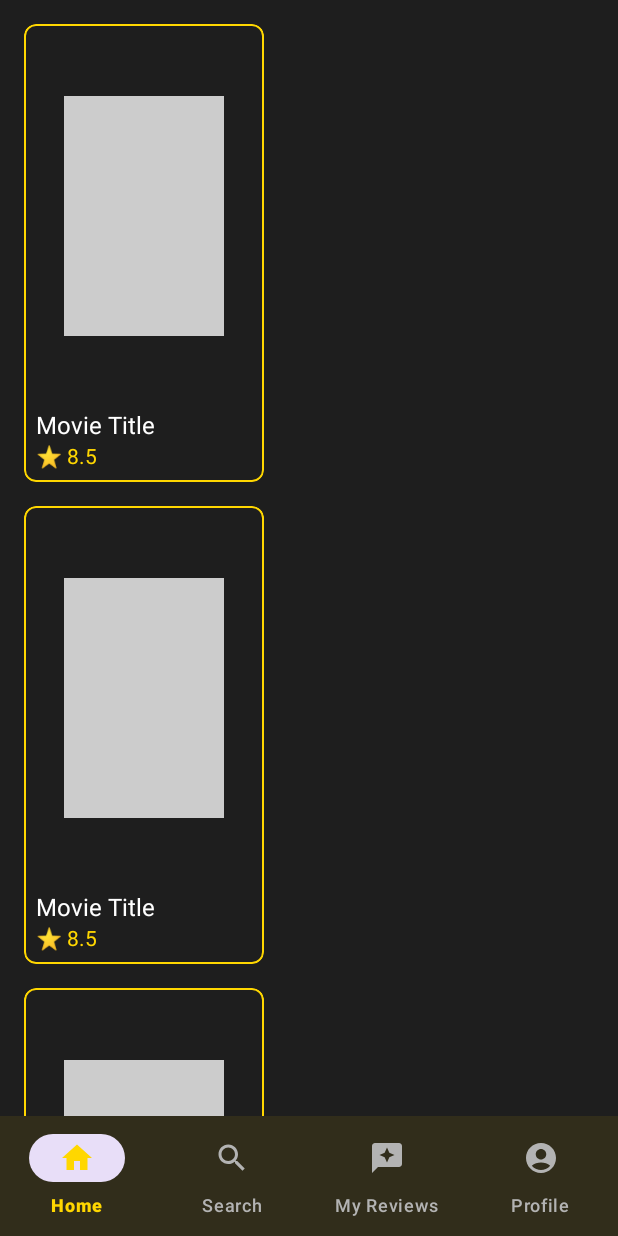
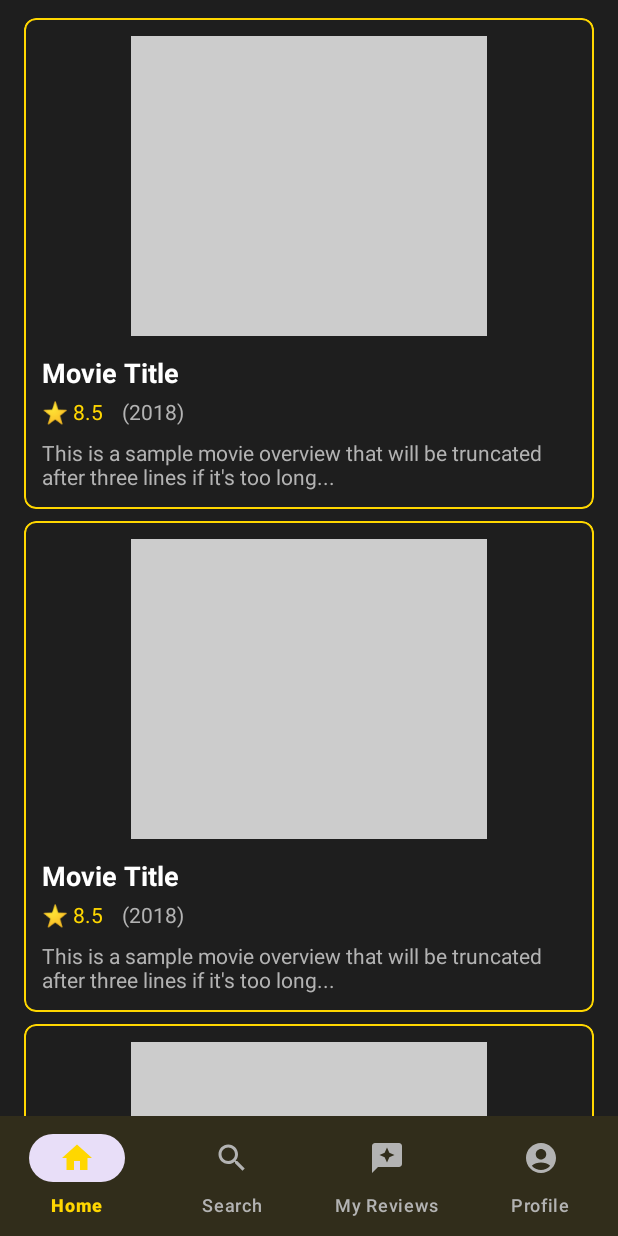
Before and after one commit to turatotoni/FilmApp, an Android app: the layout activity_home.xml on its own in the app's theme, with its tools: preview values and no code run, on a phone screen of 412 x 824 dp. Run offline under Robolectric (Android 15) with nearby library versions, the light colour scheme and no system bars.

Commit message:
New movie displays on Home Activity

```diff
--- a/app/src/main/java/com/example/filmapp/MovieAdapter.kt
+++ b/app/src/main/java/com/example/filmapp/MovieAdapter.kt
@@ -17,6 +17,8 @@ class MovieAdapter(
         val title: TextView = view.findViewById(R.id.movieTitle)
         val poster: ImageView = view.findViewById(R.id.moviePoster)
         val rating: TextView = view.findViewById(R.id.movieRating)
+        val releaseDate: TextView = view.findViewById(R.id.movieReleaseDate)
+        val overview: TextView = view.findViewById(R.id.movieOverview)
     }
 
     override fun onCreateViewHolder(parent: ViewGroup, viewType: Int): MovieViewHolder {
@@ -29,6 +31,9 @@ class MovieAdapter(
         val movie = movies[position]
         holder.title.text = movie.title
         holder.rating.text = "⭐ ${"%.1f".format(movie.vote_average)}/10"
+        val year = movie.release_date?.take(4) ?: ""
+        holder.releaseDate.text = if (year.isNotEmpty()) "($year)" else ""
+        holder.overview.text = movie.overview
 
         // Učitaj sliku pomoću Glide-a
         Glide.with(holder.itemView.context)
--- a/app/src/main/res/layout/item_movie.xml
+++ b/app/src/main/res/layout/item_movie.xml
@@ -2,9 +2,10 @@
 <com.google.android.material.card.MaterialCardView
     xmlns:android="http://schemas.android.com/apk/res/android"
     xmlns:app="http://schemas.android.com/apk/res-auto"
-    android:layout_width="160dp"
+    android:layout_width="match_parent"
     android:layout_height="wrap_content"
-    android:layout_margin="8dp"
+    android:layout_marginHorizontal="8dp"
+    android:layout_marginVertical="4dp"
     app:cardBackgroundColor="@color/dark_surface"
     app:cardCornerRadius="8dp"
     app:strokeColor="@color/yellow_primary"
@@ -14,23 +15,31 @@
         android:layout_width="match_parent"
         android:layout_height="wrap_content"
         android:orientation="vertical"
-        android:padding="8dp">
+        android:padding="12dp">
 
         <ImageView
             android:id="@+id/moviePoster"
             android:layout_width="match_parent"
-            android:layout_height="240dp"
+            android:layout_height="200dp"
             android:scaleType="centerCrop"
             android:src="@drawable/placeholder" />
 
         <TextView
             android:id="@+id/movieTitle"
-            android:layout_width="wrap_content"
+            android:layout_width="match_parent"
             android:layout_height="wrap_content"
-            android:layout_marginTop="8dp"
-            android:textSize="16sp"
+            android:layout_marginTop="12dp"
+            android:textSize="18sp"
             android:textColor="@color/text_primary"
+            android:textStyle="bold"
             android:text="Movie Title" />
+
+        <LinearLayout
+            android:layout_width="match_parent"
+            android:layout_height="wrap_content"
+            android:layout_marginTop="4dp"
+            android:orientation="horizontal"
+            android:gravity="center_vertical">
 
             <TextView
                 android:id="@+id/movieRating"
@@ -39,5 +48,26 @@
                 android:textSize="14sp"
                 android:textColor="@color/yellow_primary"
                 android:text="⭐ 8.5" />
+
+            <TextView
+                android:id="@+id/movieReleaseDate"
+                android:layout_width="wrap_content"
+                android:layout_height="wrap_content"
+                android:layout_marginStart="12dp"
+                android:textSize="14sp"
+                android:textColor="@color/text_secondary"
+                android:text="(2018)" />
+        </LinearLayout>
+
+        <TextView
+            android:id="@+id/movieOverview"
+            android:layout_width="match_parent"
+            android:layout_height="wrap_content"
+            android:layout_marginTop="8dp"
+            android:textSize="14sp"
+            android:textColor="@color/text_secondary"
+            android:maxLines="3"
+            android:ellipsize="end"
+            android:text="This is a sample movie overview that will be truncated after three lines if it's too long..." />
     </LinearLayout>
 </com.google.android.material.card.MaterialCardView>
```
Lines whose indentation alone changed are shown as unchanged.
